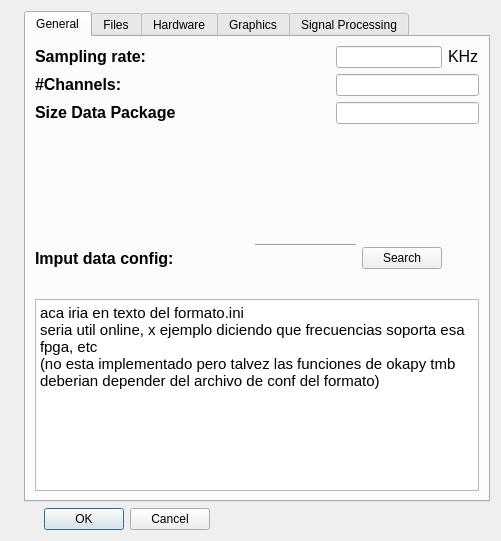
This is Graphics/bciui_config.ui in IIBM/bci as Qt 5 draws it before an edit. The edited form follows.
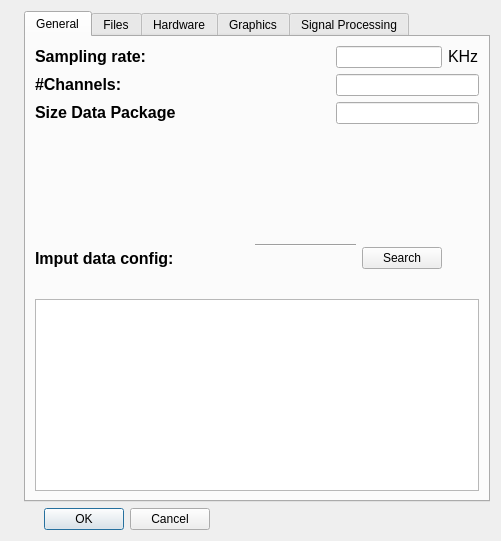
This is the edited form.

Commit message: inicio de implementacion opcion filtered, muestra ini en bci_conf_editor

Patch:
```diff
--- a/Graphics/bciui_config.ui
+++ b/Graphics/bciui_config.ui
@@ -197,8 +197,8 @@
           <string>&lt;!DOCTYPE HTML PUBLIC &quot;-//W3C//DTD HTML 4.0//EN&quot; &quot;http://www.w3.org/TR/REC-html40/strict.dtd&quot;&gt;
 &lt;html&gt;&lt;head&gt;&lt;meta name=&quot;qrichtext&quot; content=&quot;1&quot; /&gt;&lt;style type=&quot;text/css&quot;&gt;
 p, li { white-space: pre-wrap; }
-&lt;/style&gt;&lt;/head&gt;&lt;body style=&quot; font-family:'Cantarell'; font-size:11pt; font-weight:400; font-style:normal;&quot;&gt;
-&lt;p style=&quot; margin-top:0px; margin-bottom:0px; margin-left:0px; margin-right:0px; -qt-block-indent:0; text-indent:0px;&quot;&gt;aca iria en texto del formato.ini&lt;br /&gt;seria util online, x ejemplo diciendo que frecuencias soporta esa fpga, etc&lt;br /&gt;(no esta implementado pero talvez las funciones de okapy tmb deberian depender del archivo de conf del formato)&lt;/p&gt;&lt;/body&gt;&lt;/html&gt;</string>
+&lt;/style&gt;&lt;/head&gt;&lt;body style=&quot; font-family:'Ubuntu'; font-size:11pt; font-weight:400; font-style:normal;&quot;&gt;
+&lt;p style=&quot;-qt-paragraph-type:empty; margin-top:0px; margin-bottom:0px; margin-left:0px; margin-right:0px; -qt-block-indent:0; text-indent:0px;&quot;&gt;&lt;br /&gt;&lt;/p&gt;&lt;/body&gt;&lt;/html&gt;</string>
          </property>
         </widget>
        </item>
```
The commit also changes 3 other files.
